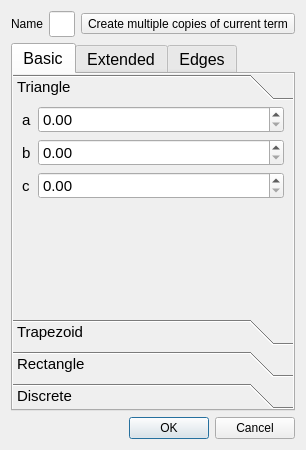
First picture: the form in qtfuzzylite/ui/Term.ui, repository fuzzylite/fuzzylite, before the edit.
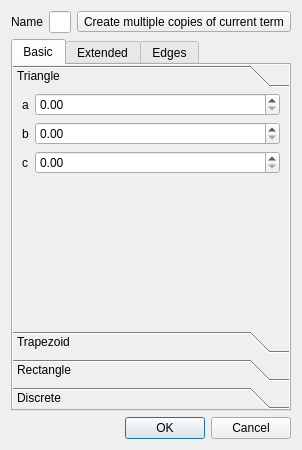
Second picture: the form after the edit. The open tabs and pages were chosen to show the change. Icons and pictures are not drawn.

The edit to the form file:
```diff
--- a/qtfuzzylite/ui/Term.ui
+++ b/qtfuzzylite/ui/Term.ui
@@ -16,6 +16,11 @@
     <verstretch>0</verstretch>
    </sizepolicy>
   </property>
+  <property name="font">
+   <font>
+    <family>Arial</family>
+   </font>
+  </property>
   <property name="windowTitle">
    <string>Term</string>
   </property>
@@ -43,13 +48,7 @@
        </widget>
       </item>
       <item>
-       <widget class="QLineEdit" name="led_name">
-        <property name="font">
-         <font>
-          <pointsize>11</pointsize>
-         </font>
-        </property>
-       </widget>
+       <widget class="QLineEdit" name="led_name"/>
       </item>
       <item>
        <widget class="QToolButton" name="btn_wizard">
@@ -81,11 +80,6 @@
          <verstretch>0</verstretch>
         </sizepolicy>
        </property>
-       <property name="font">
-        <font>
-         <pointsize>12</pointsize>
-        </font>
-       </property>
        <property name="autoFillBackground">
         <bool>true</bool>
        </property>
@@ -120,11 +114,6 @@
              <height>0</height>
             </size>
            </property>
-           <property name="font">
-            <font>
-             <pointsize>11</pointsize>
-            </font>
-           </property>
            <property name="autoFillBackground">
             <bool>true</bool>
            </property>
@@ -136,8 +125,8 @@
              <rect>
               <x>0</x>
               <y>0</y>
-              <width>195</width>
-              <height>196</height>
+              <width>215</width>
+              <height>200</height>
              </rect>
             </property>
             <attribute name="label">
```
Left out of the diff: 56 changed lines with no effect on the pictures.
